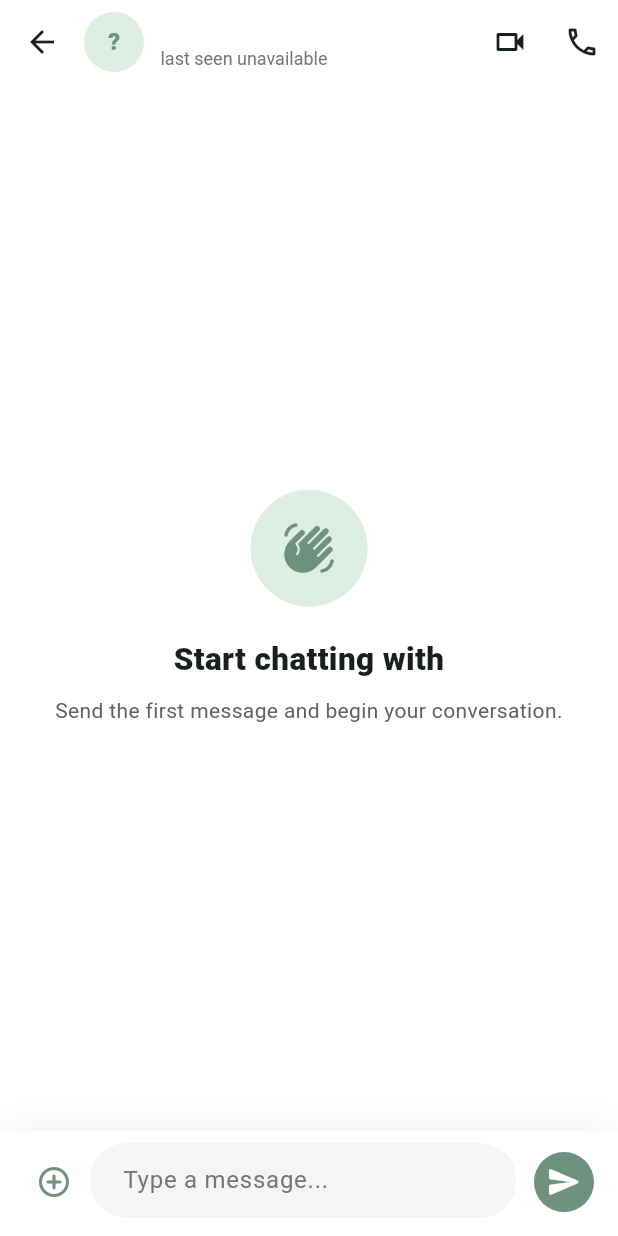
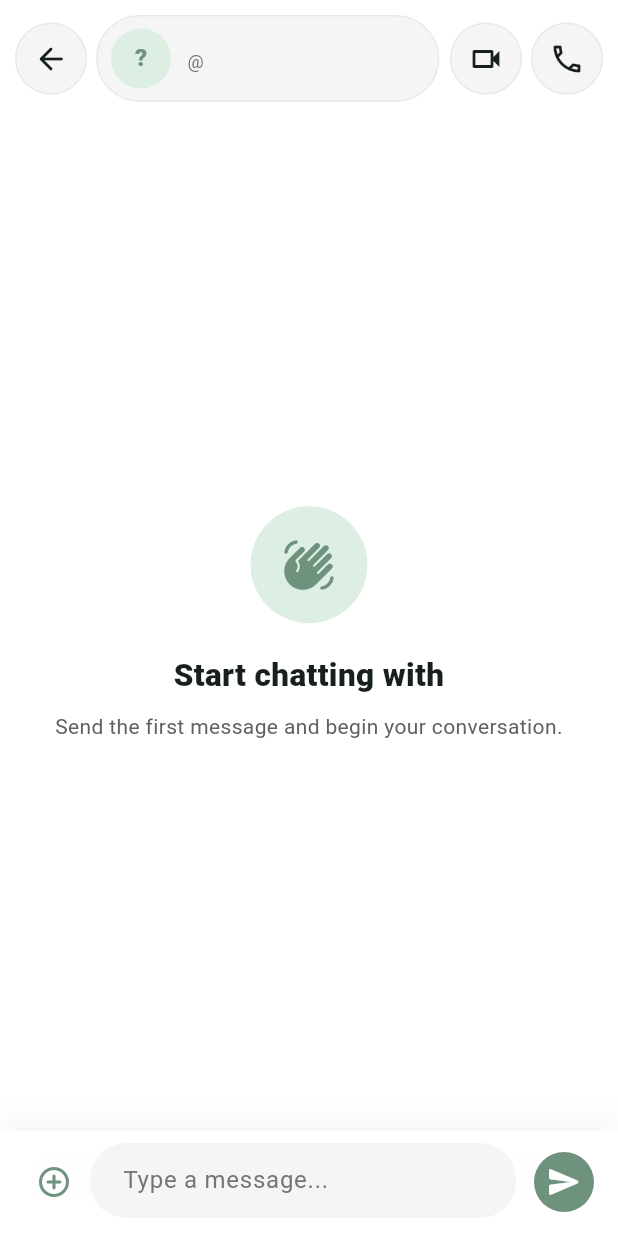
Before and after one commit to Vedant2402/ConnectUs, a Flutter app: the ChatScreen screen opened directly with empty values, on a phone screen of 412 x 824 dp. Run offline on Flutter 3.47's test engine with Material 3 defaults, Android fonts, the phone set to English and light mode, and no system bars; our stand-ins replace flutter_dotenv, supabase_flutter; missing offline and left inert: liquid_glass_widgets; accounts and stored records are empty; network calls fail.

Commit message:
Improve chat header presence and bubble contrast

```diff
--- a/connectus_app/lib/features/chat/presentation/chat_screen.dart
+++ b/connectus_app/lib/features/chat/presentation/chat_screen.dart
@@ -336,7 +336,7 @@ class _ChatScreenState extends State<ChatScreen> {
   }
 
   String formatLastSeen(DateTime? value) {
-    if (value == null) return 'last seen unavailable';
+    if (value == null) return '@${widget.username}';
 
     final difference = DateTime.now().difference(value);
 
@@ -409,8 +409,19 @@ class _ChatScreenState extends State<ChatScreen> {
     return Scaffold(
       backgroundColor: Theme.of(context).scaffoldBackgroundColor,
       appBar: AppBar(
+        toolbarHeight: 78,
         elevation: 0,
         backgroundColor: Colors.transparent,
+        automaticallyImplyLeading: false,
+        leadingWidth: 64,
+        leading: Padding(
+          padding: const EdgeInsets.fromLTRB(10, 10, 6, 10),
+          child: _ChatHeaderButton(
+            icon: Icons.arrow_back_rounded,
+            tooltip: 'Back',
+            onPressed: () => Navigator.of(context).pop(),
+          ),
+        ),
         titleSpacing: 0,
         title: StreamBuilder<List<Map<String, dynamic>>>(
           stream: otherProfileStream,
@@ -418,8 +429,12 @@ class _ChatScreenState extends State<ChatScreen> {
             final profile = snapshot.data?.isNotEmpty == true
                 ? snapshot.data!.first
                 : <String, dynamic>{};
+            final lastActivity =
+                profile['last_seen_at'] ??
+                profile['updated_at'] ??
+                profile['created_at'];
             final lastSeen = DateTime.tryParse(
-              profile['last_seen_at']?.toString() ?? '',
+              lastActivity?.toString() ?? '',
             )?.toLocal();
             final storedOnline =
                 profile['is_online'] as bool? ?? widget.isOnline;
@@ -428,7 +443,15 @@ class _ChatScreenState extends State<ChatScreen> {
                 DateTime.now().difference(lastSeen).inSeconds < 75;
             final showAsOnline = storedOnline && isRecentlyActive;
 
-            return Row(
+            return Container(
+              height: 58,
+              padding: const EdgeInsets.symmetric(horizontal: 9),
+              decoration: BoxDecoration(
+                color: Theme.of(context).colorScheme.surfaceContainerHighest,
+                borderRadius: BorderRadius.circular(30),
+                border: Border.all(color: Theme.of(context).dividerColor),
+              ),
+              child: Row(
                 children: [
                   Stack(
                     clipBehavior: Clip.none,
@@ -464,7 +487,9 @@ class _ChatScreenState extends State<ChatScreen> {
                               color: const Color(0xFF5FAF7B),
                               shape: BoxShape.circle,
                               border: Border.all(
-                              color: Theme.of(context).scaffoldBackgroundColor,
+                                color: Theme.of(
+                                  context,
+                                ).scaffoldBackgroundColor,
                                 width: 2,
                               ),
                             ),
@@ -501,33 +526,38 @@ class _ChatScreenState extends State<ChatScreen> {
                     ),
                   ),
                 ],
+              ),
             );
           },
         ),
         actions: [
-          IconButton(
+          Padding(
+            padding: const EdgeInsets.fromLTRB(7, 10, 3, 10),
+            child: _ChatHeaderButton(
+              icon: Icons.videocam_outlined,
               tooltip: 'Video call',
               onPressed: () {
                 ScaffoldMessenger.of(context).showSnackBar(
                   const SnackBar(
                     content: Text('Video calling will be added later.'),
-                  behavior: SnackBarBehavior.floating,
                   ),
                 );
               },
-            icon: const Icon(Icons.videocam_outlined),
             ),
-          IconButton(
+          ),
+          Padding(
+            padding: const EdgeInsets.fromLTRB(3, 10, 10, 10),
+            child: _ChatHeaderButton(
+              icon: Icons.call_outlined,
               tooltip: 'Voice call',
               onPressed: () {
                 ScaffoldMessenger.of(context).showSnackBar(
                   const SnackBar(
                     content: Text('Voice calling will be added later.'),
-                  behavior: SnackBarBehavior.floating,
                   ),
                 );
               },
-            icon: const Icon(Icons.call_outlined),
+            ),
           ),
         ],
       ),
@@ -809,6 +839,33 @@ class _ChatErrorState extends StatelessWidget {
   }
 }
 
+class _ChatHeaderButton extends StatelessWidget {
+  final IconData icon;
+  final String tooltip;
+  final VoidCallback onPressed;
+
+  const _ChatHeaderButton({
+    required this.icon,
+    required this.tooltip,
+    required this.onPressed,
+  });
+
+  @override
+  Widget build(BuildContext context) {
+    return Material(
+      color: Theme.of(context).colorScheme.surfaceContainerHighest,
+      shape: CircleBorder(
+        side: BorderSide(color: Theme.of(context).dividerColor),
+      ),
+      child: IconButton(
+        tooltip: tooltip,
+        onPressed: onPressed,
+        icon: Icon(icon),
+      ),
+    );
+  }
+}
+
 class _MessageBubble extends StatelessWidget {
   final String content;
   final String time;
@@ -841,8 +898,17 @@ class _MessageBubble extends StatelessWidget {
           padding: const EdgeInsets.fromLTRB(15, 11, 11, 7),
           decoration: BoxDecoration(
             color: isMine
-                ? Theme.of(context).colorScheme.primary
-                : Theme.of(context).colorScheme.surfaceContainerHighest,
+                ? (Theme.of(context).brightness == Brightness.dark
+                      ? const Color(0xFF436B56)
+                      : const Color(0xFF668D77))
+                : (Theme.of(context).brightness == Brightness.dark
+                      ? const Color(0xFF2C302E)
+                      : const Color(0xFFE5E9E6)),
+            border: Border.all(
+              color: isMine
+                  ? const Color(0xFF527762)
+                  : Theme.of(context).dividerColor,
+            ),
             borderRadius: BorderRadius.only(
               topLeft: const Radius.circular(20),
               topRight: const Radius.circular(20),
```
Lines whose indentation alone changed are shown as unchanged.
